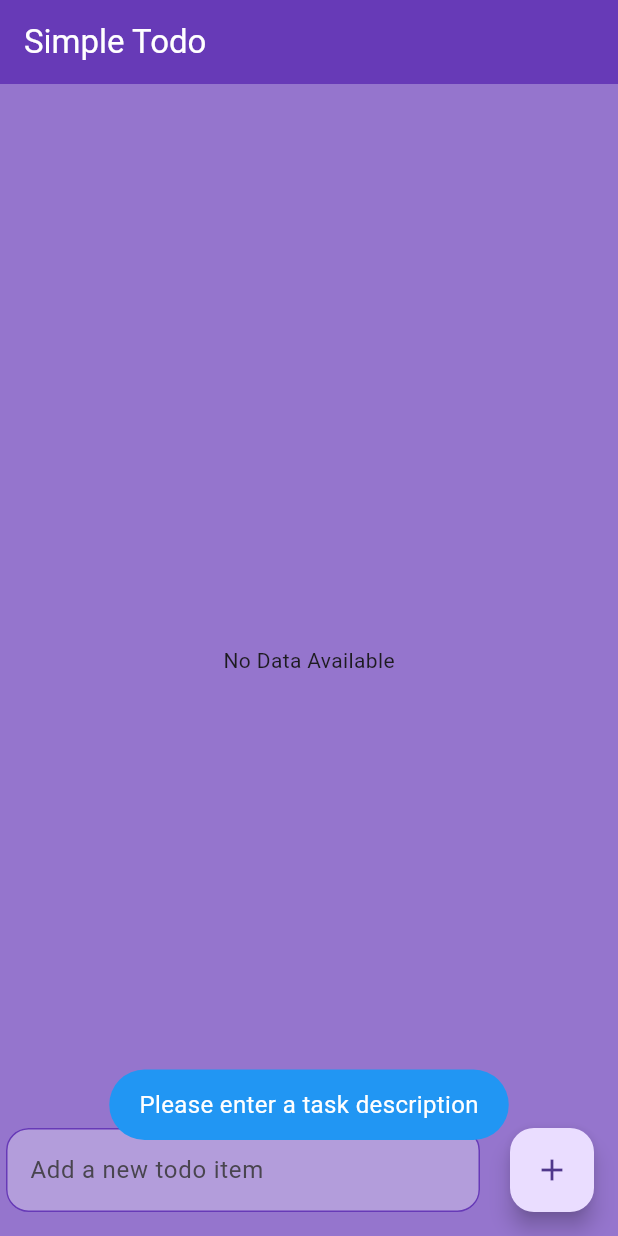
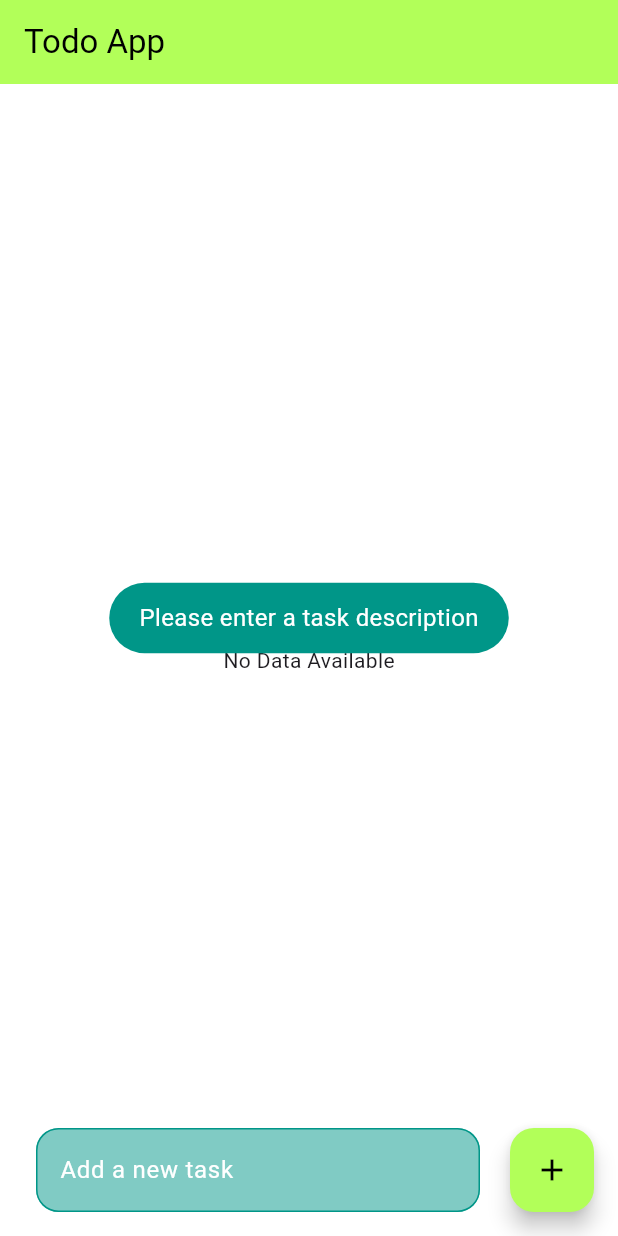
Before and after one commit to RobinMalpart/Projet-Angular-Flutter-Cloud, a Flutter app: the screen it shows after launch, after a tap on the "add" icon, on a phone screen of 412 x 824 dp. Run offline on Flutter 3.47's test engine with Material 3 defaults, Android fonts, the light colour scheme and no system bars; our stand-ins replace cloud_firestore, firebase_core, fluttertoast; accounts and stored records are empty.

Commit message:
fix:app styled

```diff
--- a/mobile/lib/components/add_task.dart
+++ b/mobile/lib/components/add_task.dart
@@ -16,22 +16,25 @@ class AddTask extends StatelessWidget {
       children: [
         Expanded(
           child: Padding(
-            padding: const EdgeInsets.symmetric(horizontal: 20),
+            padding:  const EdgeInsets.only(left: 40, right: 20),
             child: TextField(
               controller: controller,
               decoration: InputDecoration(
-                hintText: "Add a new todo item",
+                hintText: "Add a new task",
+                hintStyle: const TextStyle(
+                  color: Colors.white,
+                ),
                 filled: true,
-                fillColor: Colors.deepPurple.shade200,
+                fillColor: Colors.teal[200],
                 enabledBorder: OutlineInputBorder(
                   borderSide: const BorderSide(
-                    color: Colors.deepPurple,
+                    color: Colors.teal,
                   ),
                   borderRadius: BorderRadius.circular(15),
                 ),
                 focusedBorder: OutlineInputBorder(
                   borderSide: const BorderSide(
-                    color: Colors.deepPurple,
+                    color: Colors.teal,
                   ),
                   borderRadius: BorderRadius.circular(15),
                 ),
@@ -40,6 +43,8 @@ class AddTask extends StatelessWidget {
           ),
         ),
         FloatingActionButton(
+          backgroundColor: Colors.lightGreenAccent,
+          foregroundColor: Colors.black,
           onPressed: onAdd,
           child: const Icon(Icons.add),
         ),
--- a/mobile/lib/components/show_toast.dart
+++ b/mobile/lib/components/show_toast.dart
@@ -5,9 +5,9 @@ void showToast({required String message}){
   Fluttertoast.showToast(
       msg: message,
       toastLength: Toast.LENGTH_SHORT,
-      gravity: ToastGravity.BOTTOM,
+      gravity: ToastGravity.CENTER,
       timeInSecForIosWeb: 1,
-      backgroundColor: Colors.blue,
+      backgroundColor: Colors.teal,
       textColor: Colors.white,
       fontSize: 16.0
   );
--- a/mobile/lib/components/task.dart
+++ b/mobile/lib/components/task.dart
@@ -26,7 +26,7 @@ class Task extends StatelessWidget {
       child: Container(
         padding: const EdgeInsets.all(20),
         decoration: BoxDecoration(
-          color: Colors.deepPurple,
+          color: Colors.teal,
           borderRadius: BorderRadius.circular(15),
         ),
         child: Row(
--- a/mobile/lib/components/task_list.dart
+++ b/mobile/lib/components/task_list.dart
@@ -8,11 +8,11 @@ class TaskList extends StatelessWidget {
   final Function(String taskId) onDeleteTask;
 
   const TaskList({
-    Key? key,
+    super.key,
     required this.tasks,
     required this.onCheckBoxChanged,
     required this.onDeleteTask,
-  }) : super(key: key);
+  });
 
   @override
   Widget build(BuildContext context) {
--- a/mobile/lib/main.dart
+++ b/mobile/lib/main.dart
@@ -20,7 +20,7 @@
       debugShowCheckedModeBanner: false,
       title: 'Flutter Firebase',
       routes: {
-        '/': (context) => ToDo(),
+        '/': (context) => const ToDo(),
       },
     );
   }
--- a/mobile/lib/pages/to_do_page.dart
+++ b/mobile/lib/pages/to_do_page.dart
@@ -6,7 +6,7 @@ import 'package:mobile/components/show_toast.dart';
 import 'package:mobile/components/task_list.dart'; // Import the new TaskList component
 
 class ToDo extends StatefulWidget {
-  ToDo({super.key});
+  const ToDo({super.key});
 
   @override
   State<ToDo> createState() => _ToDoState();
@@ -43,11 +43,11 @@ class _ToDoState extends State<ToDo> {
   @override
   Widget build(BuildContext context) {
     return Scaffold(
-      backgroundColor: Colors.deepPurple.shade300,
+      backgroundColor: Colors.white,
       appBar: AppBar(
-        title: const Text('Simple Todo'),
-        backgroundColor: Colors.deepPurple,
-        foregroundColor: Colors.white,
+        title: const Text('Todo App'),
+        backgroundColor: Colors.lightGreenAccent,
+        foregroundColor: Colors.black,
       ),
       body: StreamBuilder<List<TaskModel>>(
         stream: _taskService.readData(),
```
